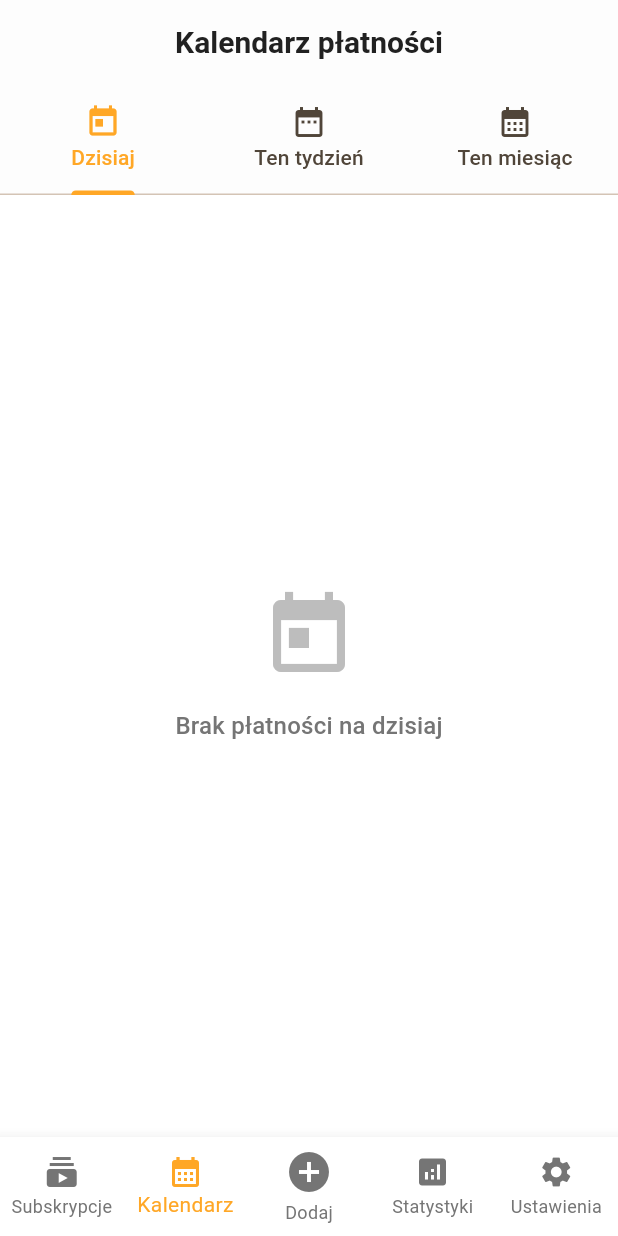
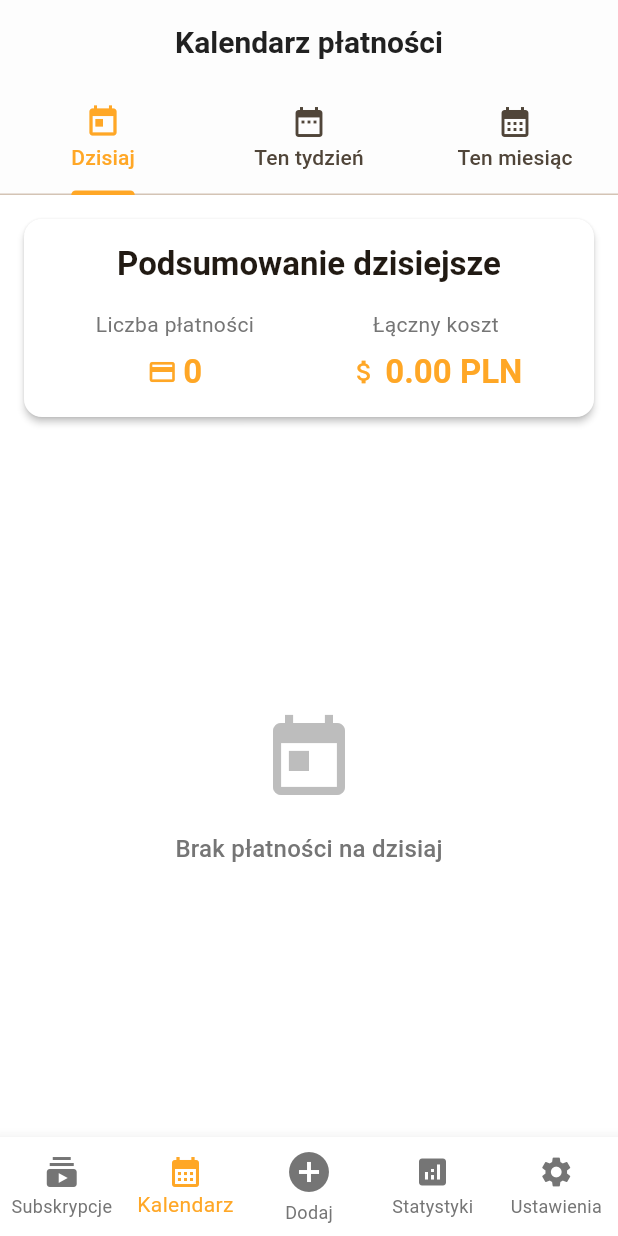
Before and after one commit to domi802/praca_inzynierska, a Flutter app: the CalendarScreen screen opened by its route, on a phone screen of 412 x 824 dp. Run offline on Flutter 3.47's test engine with Material 3 defaults, Android fonts, the phone set to English and light mode, and no system bars; our stand-ins replace cloud_firestore, equatable, firebase_auth, firebase_core, flutter_bloc, flutter_local_notifications and 4 more; accounts and stored records are empty.

Commit message:
fix visual problems

```diff
--- a/lib/features/calendar/presentation/calendar_screen.dart
+++ b/lib/features/calendar/presentation/calendar_screen.dart
@@ -114,22 +114,104 @@ class _CalendarScreenState extends State<CalendarScreen> with TickerProviderStat
   Widget _buildTodayView(List<Subscription> allSubscriptions) {
     final todaySubscriptions = _getSubscriptionsForPeriod(allSubscriptions, 0);
 
-    return _buildSubscriptionsList(
+    return Column(
+      children: [
+        // Podsumowanie dzisiejsze
+        Card(
+          margin: const EdgeInsets.all(16),
+          child: Padding(
+            padding: const EdgeInsets.all(16),
+            child: Column(
+              children: [
+                Text(
+                  'Podsumowanie dzisiejsze',
+                  style: Theme.of(context).textTheme.titleLarge?.copyWith(
+                    fontWeight: FontWeight.bold,
+                  ),
+                ),
+                const SizedBox(height: 16),
+                Row(
+                  mainAxisAlignment: MainAxisAlignment.spaceAround,
+                  children: [
+                    _buildSummaryItem(
+                      'Liczba płatności',
+                      todaySubscriptions.length.toString(),
+                      Icons.payment,
+                    ),
+                    _buildSummaryItem(
+                      'Łączny koszt',
+                      '${_calculateTotalCost(todaySubscriptions).toStringAsFixed(2)} PLN',
+                      Icons.attach_money,
+                    ),
+                  ],
+                ),
+              ],
+            ),
+          ),
+        ),
+        // Lista płatności
+        Expanded(
+          child: _buildSubscriptionsList(
             'Płatności dzisiaj',
             todaySubscriptions,
             Icons.today,
             emptyMessage: 'Brak płatności na dzisiaj',
+            showTotal: false,
+          ),
+        ),
+      ],
     );
   }
 
   Widget _buildWeekView(List<Subscription> allSubscriptions) {
     final weekSubscriptions = _getSubscriptionsForPeriod(allSubscriptions, 7);
 
-    return _buildSubscriptionsList(
+    return Column(
+      children: [
+        // Podsumowanie tygodniowe
+        Card(
+          margin: const EdgeInsets.all(16),
+          child: Padding(
+            padding: const EdgeInsets.all(16),
+            child: Column(
+              children: [
+                Text(
+                  'Podsumowanie tygodniowe',
+                  style: Theme.of(context).textTheme.titleLarge?.copyWith(
+                    fontWeight: FontWeight.bold,
+                  ),
+                ),
+                const SizedBox(height: 16),
+                Row(
+                  mainAxisAlignment: MainAxisAlignment.spaceAround,
+                  children: [
+                    _buildSummaryItem(
+                      'Liczba płatności',
+                      weekSubscriptions.length.toString(),
+                      Icons.payment,
+                    ),
+                    _buildSummaryItem(
+                      'Łączny koszt',
+                      '${_calculateTotalCost(weekSubscriptions).toStringAsFixed(2)} PLN',
+                      Icons.attach_money,
+                    ),
+                  ],
+                ),
+              ],
+            ),
+          ),
+        ),
+        // Lista płatności
+        Expanded(
+          child: _buildSubscriptionsList(
             'Płatności w tym tygodniu',
             weekSubscriptions,
             Icons.date_range,
             emptyMessage: 'Brak płatności w tym tygodniu',
+            showTotal: false,
+          ),
+        ),
+      ],
     );
   }
 
@@ -188,8 +270,18 @@ class _CalendarScreenState extends State<CalendarScreen> with TickerProviderStat
   Widget _buildSummaryItem(String label, String value, IconData icon) {
     return Column(
       children: [
-        Icon(icon, color: Theme.of(context).primaryColor, size: 28),
+        Text(
+          label,
+          style: Theme.of(context).textTheme.bodyMedium?.copyWith(
+            color: Colors.grey[600],
+          ),
+        ),
         const SizedBox(height: 8),
+        Row(
+          mainAxisSize: MainAxisSize.min,
+          children: [
+            Icon(icon, color: Theme.of(context).primaryColor, size: 20),
+            const SizedBox(width: 4),
             Text(
               value,
               style: Theme.of(context).textTheme.titleLarge?.copyWith(
@@ -197,11 +289,7 @@ class _CalendarScreenState extends State<CalendarScreen> with TickerProviderStat
                 color: Theme.of(context).primaryColor,
               ),
             ),
-        Text(
-          label,
-          style: Theme.of(context).textTheme.bodyMedium?.copyWith(
-            color: Colors.grey[600],
-          ),
+          ],
         ),
       ],
     );
@@ -224,21 +312,23 @@ class _CalendarScreenState extends State<CalendarScreen> with TickerProviderStat
             margin: const EdgeInsets.all(16),
             padding: const EdgeInsets.all(16),
             decoration: BoxDecoration(
-              color: Theme.of(context).primaryColor.withOpacity(0.1),
+              color: Color(0xFFE3F2FD),
               borderRadius: BorderRadius.circular(12),
               border: Border.all(
-                color: Theme.of(context).primaryColor.withOpacity(0.3),
+                color: Color(0xFF2196F3),
+                width: 1,
               ),
             ),
             child: Row(
               children: [
-                Icon(Icons.calculate, color: Theme.of(context).primaryColor),
+                Icon(Icons.calculate, color: Color(0xFF1976D2)),
                 const SizedBox(width: 12),
                 Text(
                   'Łączny koszt: ${totalCost.toStringAsFixed(2)} PLN',
                   style: Theme.of(context).textTheme.titleMedium?.copyWith(
                     fontWeight: FontWeight.bold,
-                    color: Theme.of(context).primaryColor,
+                    color: Color(0xFF1976D2),
+                    fontSize: 16,
                   ),
                 ),
               ],
@@ -290,23 +380,23 @@ class _CalendarScreenState extends State<CalendarScreen> with TickerProviderStat
     String statusText;
 
     if (difference < 0) {
-      cardColor = Color(0xFFE53935).withOpacity(0.1);
-      textColor = Color(0xFFE53935);
+      cardColor = Color(0xFFFFEBEE);
+      textColor = Color(0xFFD32F2F);
       statusIcon = Icons.warning;
       statusText = 'Przeterminowana (${-difference} dni)';
     } else if (difference == 0) {
-      cardColor = Color(0xFFFFB300).withOpacity(0.1);
-      textColor = Color(0xFFFFB300);
+      cardColor = Color(0xFFFFF8E1);
+      textColor = Color(0xFFF57C00);
       statusIcon = Icons.today;
       statusText = 'Dzisiaj';
     } else if (difference <= 3) {
-      cardColor = Color(0xFFFFA726).withOpacity(0.1);
-      textColor = Color(0xFFFFA726);
+      cardColor = Color(0xFFFFF3E0);
+      textColor = Color(0xFFEF6C00);
       statusIcon = Icons.schedule;
       statusText = 'Za $difference dni';
     } else {
-      cardColor = Color(0xFF66BB6A).withOpacity(0.1);
-      textColor = Color(0xFF66BB6A);
+      cardColor = Color(0xFFE8F5E8);
+      textColor = Color(0xFF4CAF50);
       statusIcon = Icons.check_circle_outline;
       statusText = 'Za $difference dni';
     }
@@ -345,6 +435,7 @@ class _CalendarScreenState extends State<CalendarScreen> with TickerProviderStat
                       style: Theme.of(context).textTheme.titleMedium?.copyWith(
                         fontWeight: FontWeight.bold,
                       ),
+                      overflow: TextOverflow.ellipsis,
                     ),
                     const SizedBox(height: 4),
                     Row(
@@ -375,7 +466,8 @@ class _CalendarScreenState extends State<CalendarScreen> with TickerProviderStat
                   ],
                 ),
               ),
-              Column(
+              Flexible(
+                child: Column(
                   crossAxisAlignment: CrossAxisAlignment.end,
                   children: [
                     Text(
@@ -383,14 +475,17 @@ class _CalendarScreenState extends State<CalendarScreen> with TickerProviderStat
                       style: Theme.of(context).textTheme.titleMedium?.copyWith(
                         fontWeight: FontWeight.bold,
                       ),
+                      overflow: TextOverflow.ellipsis,
                     ),
                     Text(
                       subscription.period.description,
                       style: Theme.of(context).textTheme.bodySmall?.copyWith(
                         color: Colors.grey[600],
                       ),
+                      overflow: TextOverflow.ellipsis,
                     ),
                   ],
+                ),
               ),
               const SizedBox(width: 8),
               PopupMenuButton<String>(
```
Also changed, not shown: lib/features/stats/presentation/stats_screen.dart (+151 -90 lines), lib/features/subscriptions/presentation/subscriptions_list_screen.dart (+25 -25 lines). Lines whose indentation alone changed are shown as unchanged.
